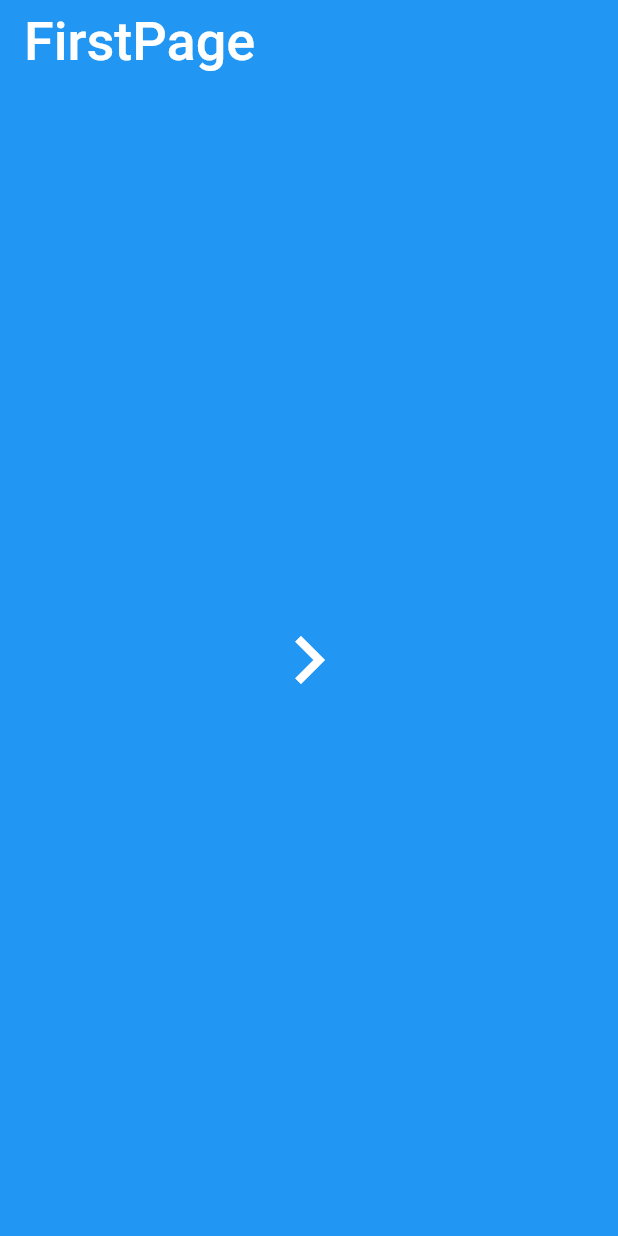
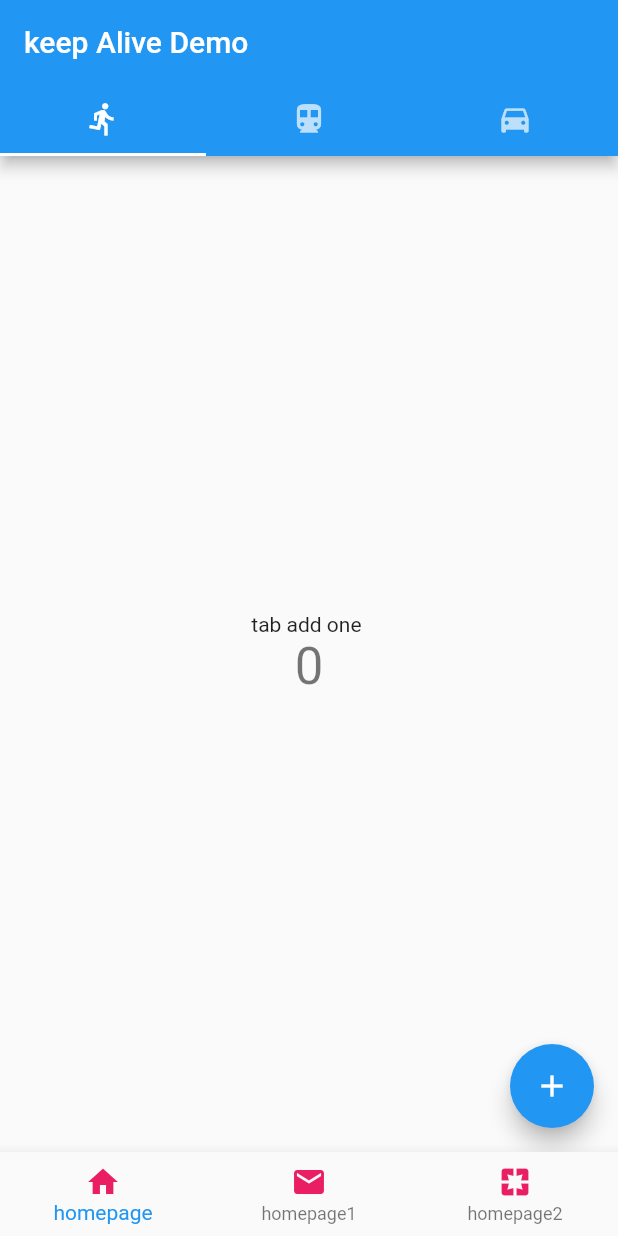
Before and after one commit to QTTQ/my_flutter, a Flutter app: the screen it shows after launch, on a phone screen of 412 x 824 dp. Run offline on Flutter 3.47's test engine with Material 2 defaults, Android fonts, the phone set to English and light mode, and no system bars.

Commit message:
保存状态

```diff
--- a/f1/lib/bottom_navigation_widget.dart
+++ b/f1/lib/bottom_navigation_widget.dart
@@ -30,9 +30,6 @@ class _BottomNavigationWidgetState extends State<BottomNavigationWidget> {
 
   @override
   Widget build(BuildContext context) {
-    // return Container(
-    //    child: widget.child,
-    // );
     return Scaffold(
       body: listPage[_currentIndex],
       bottomNavigationBar: BottomNavigationBar(
--- /dev/null
+++ b/f1/lib/keep_alive_demo.dart
@@ -0,0 +1,71 @@
+import 'package:flutter/material.dart';
+import 'keep_demo/keep1.dart';
+import 'keep_demo/keep2.dart';
+
+class KeepAliveDemo extends StatefulWidget {
+  final Widget child;
+  KeepAliveDemo({Key key, this.child}) : super(key: key);
+
+  _KeepAliveDemoState createState() => _KeepAliveDemoState();
+}
+
+class _KeepAliveDemoState extends State<KeepAliveDemo> {
+  final _bottomNavigationColor = Colors.pink;
+  int _currentIndex = 0;
+  List<Widget> listPages = List();
+  @override
+  void initState() {
+    listPages
+      ..add(KeepAliveBarController())
+      ..add(KeepAliveBarController2())
+      ..add(KeepAliveBarController());
+    super.initState();
+  }
+
+  @override
+  Widget build(BuildContext context) {
+    return Scaffold(
+      body: listPages[_currentIndex],
+      bottomNavigationBar: BottomNavigationBar(
+        items: [
+          BottomNavigationBarItem(
+            icon: Icon(
+              Icons.home,
+              color: _bottomNavigationColor,
+            ),
+            title: Text(
+              "homepage",
+              style: TextStyle(color: _bottomNavigationColor),
+            ),
+          ),
+          BottomNavigationBarItem(
+            icon: Icon(
+              Icons.email,
+              color: _bottomNavigationColor,
+            ),
+            title: Text(
+              "homepage1",
+              style: TextStyle(color: _bottomNavigationColor),
+            ),
+          ),
+          BottomNavigationBarItem(
+            icon: Icon(
+              Icons.pages,
+              color: _bottomNavigationColor,
+            ),
+            title: Text(
+              "homepage2",
+              style: TextStyle(color: _bottomNavigationColor),
+            ),
+          ),
+        ],
+        currentIndex: _currentIndex,
+        onTap: (int index) {
+          setState(() {
+            _currentIndex = index;
+          });
+        },
+      ),
+    );
+  }
+}
--- /dev/null
+++ b/f1/lib/keep_demo/keep1.dart
@@ -0,0 +1,99 @@
+import 'package:flutter/material.dart';
+class KeepAliveBarController extends StatefulWidget {
+  final Widget child;
+  KeepAliveBarController({Key key, this.child}) : super(key: key);
+  _KeepAliveBarControllerState createState() => _KeepAliveBarControllerState();
+}
+
+class _KeepAliveBarControllerState extends State<KeepAliveBarController>
+    with SingleTickerProviderStateMixin {
+  TabController _controller;
+  @override
+  void initState() {
+    super.initState();
+    _controller = TabController(length: 3, vsync: this);
+  }
+
+  //重写被释放的方法 只释放TabController
+  @override
+  void dispose() {
+    _controller.dispose();
+    super.dispose();
+  }
+
+  @override
+  Widget build(BuildContext context) {
+    return Scaffold(
+      appBar: AppBar(
+        title: Text("keep Alive Demo"),
+        bottom: TabBar(
+          controller: _controller,
+          tabs: <Widget>[
+            Tab(
+              icon: Icon(Icons.directions_run),
+            ),
+            Tab(
+              icon: Icon(Icons.directions_subway),
+            ),
+            Tab(
+              icon: Icon(Icons.directions_car),
+            ),
+          ],
+        ),
+      ),
+      body: TabBarView(
+        controller: _controller,
+        children: <Widget>[
+          MyHomePage(),
+          MyHomePage(),
+          Text("33333"),
+        ],
+      ),
+    );
+  }
+}
+
+class MyHomePage extends StatefulWidget {
+  final Widget child;
+
+  MyHomePage({Key key, this.child}) : super(key: key);
+
+  _MyHomePageState createState() => _MyHomePageState();
+}
+
+class _MyHomePageState extends State<MyHomePage>
+    with AutomaticKeepAliveClientMixin {
+  int _counter = 0;
+
+  @override
+  bool get wantKeepAlive => true;
+
+  void _incrementCounter() {
+    setState(() {
+      _counter++;
+    });
+  }
+
+  @override
+  Widget build(BuildContext context) {
+    return Scaffold(
+      body: Center(
+        child: Column(
+          mainAxisAlignment: MainAxisAlignment.center,
+          children: <Widget>[
+            Text("tab add one "),
+            Text(
+              '$_counter',
+              style: Theme.of(context).textTheme.display1,
+            )
+          ],
+        ),
+      ),
+      floatingActionButton: FloatingActionButton(
+        onPressed: _incrementCounter,
+        tooltip: "btn",
+        child: Icon(Icons.add),
+      ),
+    );
+  }
+}
--- /dev/null
+++ b/f1/lib/keep_demo/keep2.dart
@@ -0,0 +1,99 @@
+import 'package:flutter/material.dart';
+class KeepAliveBarController2 extends StatefulWidget {
+  final Widget child;
+  KeepAliveBarController2({Key key, this.child}) : super(key: key);
+  _KeepAliveBarController2State createState() => _KeepAliveBarController2State();
+}
+
+class _KeepAliveBarController2State extends State<KeepAliveBarController2>
+    with SingleTickerProviderStateMixin {
+  TabController _controller;
+  @override
+  void initState() {
+    super.initState();
+    _controller = TabController(length: 3, vsync: this);
+  }
+
+  //重写被释放的方法 只释放TabController
+  @override
+  void dispose() {
+    _controller.dispose();
+    super.dispose();
+  }
+
+  @override
+  Widget build(BuildContext context) {
+    return Scaffold(
+      appBar: AppBar(
+        title: Text("keep Alive Demo2"),
+        bottom: TabBar(
+          controller: _controller,
+          tabs: <Widget>[
+            Tab(
+              icon: Icon(Icons.directions_run),
+            ),
+            Tab(
+              icon: Icon(Icons.directions_subway),
+            ),
+            Tab(
+              icon: Icon(Icons.directions_car),
+            ),
+          ],
+        ),
+      ),
+      body: TabBarView(
+        controller: _controller,
+        children: <Widget>[
+          MyHomePage(),
+          MyHomePage(),
+          Text("33333"),
+        ],
+      ),
+    );
+  }
+}
+
+class MyHomePage extends StatefulWidget {
+  final Widget child;
+
+  MyHomePage({Key key, this.child}) : super(key: key);
+
+  _MyHomePageState createState() => _MyHomePageState();
+}
+
+class _MyHomePageState extends State<MyHomePage>
+    with AutomaticKeepAliveClientMixin {
+  int _counter = 0;
+
+  @override
+  bool get wantKeepAlive => true;
+
+  void _incrementCounter() {
+    setState(() {
+      _counter++;
+    });
+  }
+
+  @override
+  Widget build(BuildContext context) {
+    return Scaffold(
+      body: Center(
+        child: Column(
+          mainAxisAlignment: MainAxisAlignment.center,
+          children: <Widget>[
+            Text("tab add one "),
+            Text(
+              '$_counter',
+              style: Theme.of(context).textTheme.display1,
+            )
+          ],
+        ),
+      ),
+      floatingActionButton: FloatingActionButton(
+        onPressed: _incrementCounter,
+        tooltip: "btn",
+        child: Icon(Icons.add),
+      ),
+    );
+  }
+}
--- a/f1/lib/main.dart
+++ b/f1/lib/main.dart
@@ -54,9 +54,31 @@
 //   }
 // }
 
-//酷炫的路由动画-1
+// //酷炫的路由动画-1
+// import 'package:flutter/material.dart';
+// import 'pages_router.dart';
+// void main()=>runApp(MyApp());
+
+// class MyApp extends StatelessWidget {
+//   final Widget child;
+
+//   MyApp({Key key, this.child}) : super(key: key);
+
+//   @override
+//   Widget build(BuildContext context) {
+//     return MaterialApp(
+//       title: "Flutter Demo 路由动画",
+//       theme: ThemeData(
+//         primarySwatch: Colors.blue,
+//       ),
+//       home:FirstPage()
+//     );
+//   }
+// }
+
+//保持页面状态
 import 'package:flutter/material.dart';
-import 'pages_router.dart';
+import 'keep_alive_demo.dart';
 void main()=>runApp(MyApp());
 
 class MyApp extends StatelessWidget {
@@ -71,7 +93,7 @@ class MyApp extends StatelessWidget {
       theme: ThemeData(
         primarySwatch: Colors.blue,
       ),
-      home:FirstPage()
+      home:KeepAliveDemo()
     );
   }
 }
```
Also changed, not shown: f1/pubspec.lock.
